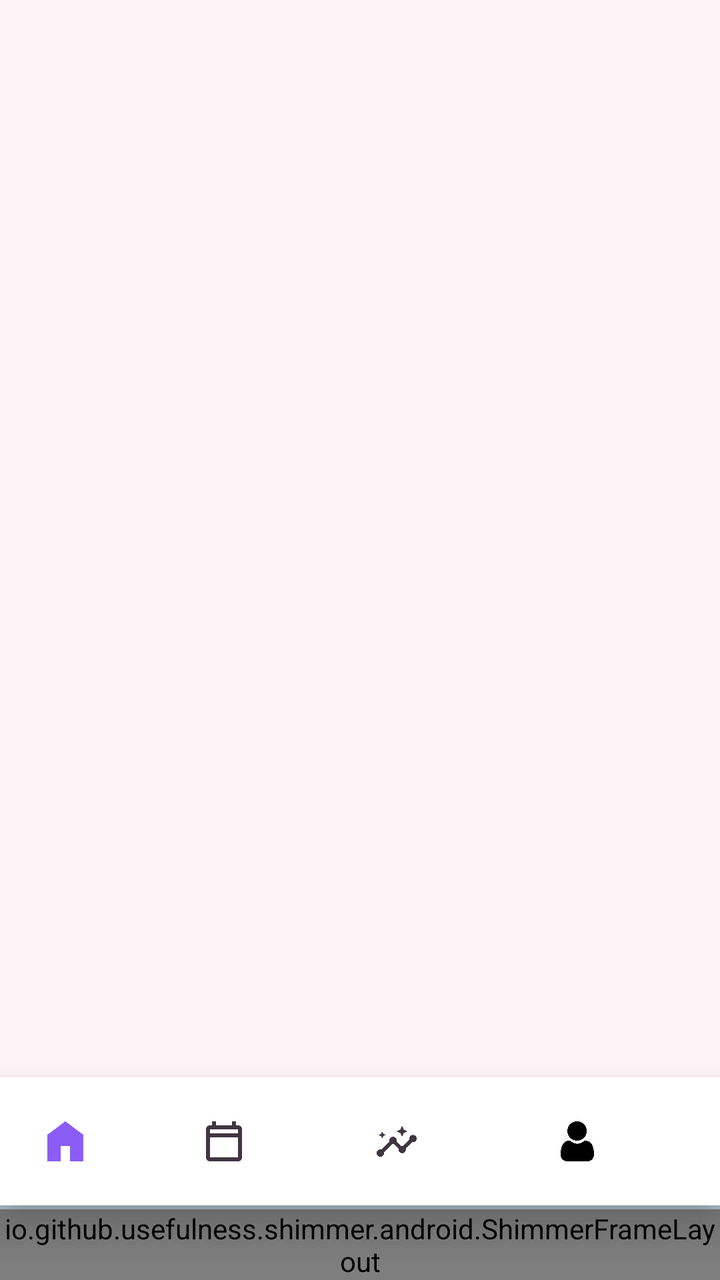
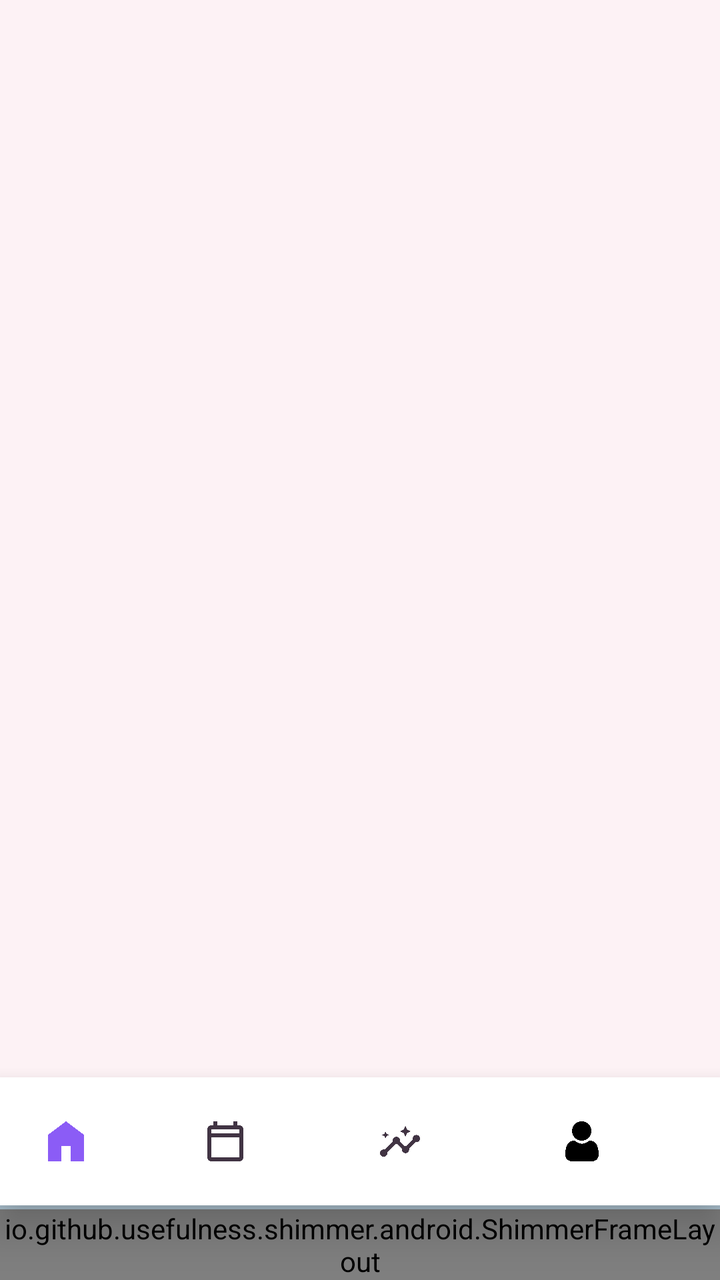

An Android layout rendered at two revisions. The XML below is the earlier revision; the diff shows what the commit changed to produce the second picture.
<!-- AndroidManifest.xml: application theme Theme.PeriodTracker -->
<!-- res/layout/activity_main.xml -->
<?xml version="1.0" encoding="utf-8"?>
<androidx.constraintlayout.widget.ConstraintLayout
    xmlns:android="http://schemas.android.com/apk/res/android"
    xmlns:app="http://schemas.android.com/apk/res-auto"
    android:id="@+id/mainRoot"
    android:layout_width="match_parent"
    android:layout_height="match_parent"
    android:background="@color/app_bg">

    <androidx.fragment.app.FragmentContainerView
        android:id="@+id/mainFragmentContainer"
        android:layout_width="match_parent"
        android:layout_height="0dp"
        app:layout_constraintTop_toTopOf="parent"
        app:layout_constraintBottom_toTopOf="@id/customBottomNav"
        app:layout_constraintStart_toStartOf="parent"
        app:layout_constraintEnd_toEndOf="parent" />

    <include
        android:id="@+id/customBottomNav"
        layout="@layout/custom_bottom_nav"
        android:layout_width="match_parent"
        android:layout_height="64dp"
        app:layout_constraintBottom_toTopOf="@id/smallAd"
        app:layout_constraintStart_toStartOf="parent"
        app:layout_constraintEnd_toEndOf="parent" />

    <include
        android:id="@+id/smallAd"
        layout="@layout/small_banner"
        android:layout_width="match_parent"
        android:layout_height="wrap_content"
        app:layout_constraintBottom_toBottomOf="parent"
        app:layout_constraintEnd_toEndOf="parent"
        app:layout_constraintStart_toStartOf="parent" />

</androidx.constraintlayout.widget.ConstraintLayout>
<!-- res/layout/custom_bottom_nav.xml (included above) -->
<?xml version="1.0" encoding="utf-8"?>
<LinearLayout
    xmlns:android="http://schemas.android.com/apk/res/android"
    android:layout_width="match_parent"
    android:layout_height="64dp"
    android:orientation="horizontal"
    android:background="@color/surface_card"
    android:elevation="12dp"
    android:paddingStart="8dp"
    android:paddingEnd="8dp"
    android:gravity="center_vertical">

    
    <LinearLayout
        android:id="@+id/navHome"
        android:layout_width="0dp"
        android:layout_height="44dp"
        android:layout_weight="1"
        android:orientation="horizontal"
        android:gravity="center"
        android:paddingStart="8dp"
        android:paddingEnd="8dp">

        <ImageView
            android:id="@+id/iconHome"
            android:layout_width="20dp"
            android:layout_height="20dp"
            android:src="@drawable/ic_nav_home"
            android:contentDescription="Home"
            android:layout_gravity="center_vertical" />

        <TextView
            android:id="@+id/labelHome"
            android:layout_width="wrap_content"
            android:layout_height="wrap_content"
            android:layout_marginStart="5dp"
            android:text="Home"
            android:textSize="12sp"
            android:textStyle="bold"
            android:maxLines="1"
            android:visibility="invisible"
            android:textColor="@android:color/white"
            android:layout_gravity="center_vertical" />
    </LinearLayout>

    
    <LinearLayout
        android:id="@+id/navCalendar"
        android:layout_width="0dp"
        android:layout_height="44dp"
        android:layout_weight="1"
        android:orientation="horizontal"
        android:gravity="center"
        android:paddingStart="8dp"
        android:paddingEnd="8dp">

        <ImageView
            android:id="@+id/iconCalendar"
            android:layout_width="20dp"
            android:layout_height="20dp"
            android:src="@drawable/ic_nav_calendar"
            android:contentDescription="Calendar"
            android:layout_gravity="center_vertical" />

        <TextView
            android:id="@+id/labelCalendar"
            android:layout_width="wrap_content"
            android:layout_height="wrap_content"
            android:layout_marginStart="5dp"
            android:text="Calendar"
            android:textSize="12sp"
            android:textStyle="bold"
            android:maxLines="1"
            android:visibility="invisible"
            android:textColor="@android:color/white"
            android:layout_gravity="center_vertical" />
    </LinearLayout>

    
    <LinearLayout
        android:id="@+id/navInsights"
        android:layout_width="0dp"
        android:layout_height="44dp"
        android:layout_weight="1"
        android:orientation="horizontal"
        android:gravity="center"
        android:paddingStart="8dp"
        android:paddingEnd="8dp">

        <ImageView
            android:id="@+id/iconInsights"
            android:layout_width="20dp"
            android:layout_height="20dp"
            android:src="@drawable/ic_nav_insights"
            android:contentDescription="Insights"
            android:layout_gravity="center_vertical" />

        <TextView
            android:id="@+id/labelInsights"
            android:layout_width="wrap_content"
            android:layout_height="wrap_content"
            android:layout_marginStart="5dp"
            android:text="Insights"
            android:textSize="12sp"
            android:textStyle="bold"
            android:maxLines="1"
            android:visibility="invisible"
            android:textColor="@android:color/white"
            android:layout_gravity="center_vertical" />
    </LinearLayout>

    
    <LinearLayout
        android:id="@+id/navProfile"
        android:layout_width="0dp"
        android:layout_height="44dp"
        android:layout_weight="1"
        android:orientation="horizontal"
        android:gravity="center"
        android:paddingStart="8dp"
        android:paddingEnd="8dp">

        <ImageView
            android:id="@+id/iconProfile"
            android:layout_width="20dp"
            android:layout_height="20dp"
            android:src="@drawable/ic_nav_profile"
            android:contentDescription="Profile"
            android:layout_gravity="center_vertical" />

        <TextView
            android:id="@+id/labelProfile"
            android:layout_width="wrap_content"
            android:layout_height="wrap_content"
            android:layout_marginStart="5dp"
            android:text="Profile"
            android:textSize="12sp"
            android:textStyle="bold"
            android:maxLines="1"
            android:visibility="invisible"
            android:textColor="@android:color/white"
            android:layout_gravity="center_vertical" />
    </LinearLayout>

</LinearLayout>
<!-- res/layout/small_banner.xml (included above) -->
<?xml version="1.0" encoding="utf-8"?>
<LinearLayout xmlns:android="http://schemas.android.com/apk/res/android"
    android:id="@+id/mainAdsView"
    android:layout_width="match_parent"
    android:layout_height="match_parent"
    android:orientation="vertical"
    android:gravity="center"
    android:background="#ADC3D1">

    <View
        android:layout_width="match_parent"
        android:layout_height="2dp" />

    <LinearLayout
        android:id="@+id/adContainer"
        android:layout_width="match_parent"
        android:layout_height="wrap_content"
        android:orientation="vertical"
        android:visibility="gone" />

    <io.github.usefulness.shimmer.android.ShimmerFrameLayout
        android:id="@+id/shimmerLayout"
        android:layout_width="match_parent"
        android:layout_height="wrap_content">

        <LinearLayout
            android:layout_width="match_parent"
            android:layout_height="wrap_content"
            android:orientation="horizontal"
            android:padding="16dp">

            <View
                android:layout_width="42dp"
                android:layout_height="42dp"
                android:background="@color/colorGrayNew" />

            <LinearLayout
                android:layout_width="match_parent"
                android:layout_height="wrap_content"
                android:orientation="vertical">

                <View
                    android:layout_width="252dp"
                    android:layout_height="14dp"
                    android:layout_marginLeft="8dp"
                    android:layout_marginStart="8dp"
                    android:background="@color/colorGrayNew" />

                <View
                    android:layout_width="222dp"
                    android:layout_height="14dp"
                    android:layout_marginLeft="8dp"
                    android:layout_marginStart="8dp"
                    android:layout_marginTop="4dp"
                    android:background="@color/colorGrayNew" />

            </LinearLayout>
        </LinearLayout>
    </io.github.usefulness.shimmer.android.ShimmerFrameLayout>

</LinearLayout>
<!-- resources referenced by this layout -->
<resources>
  <color name="app_bg">#FDF2F5</color>
  <color name="colorGrayNew">#6E6E6E</color>
  <color name="surface_card">#FFFFFF</color>
  <!-- drawable ic_nav_calendar: png bitmap (drawable, 4521 bytes) -->
  <!-- drawable ic_nav_home: png bitmap (drawable, 3966 bytes) -->
  <!-- drawable ic_nav_insights: png bitmap (drawable, 10047 bytes) -->
  <!-- drawable ic_nav_profile: png bitmap (drawable, 11096 bytes) -->
  <style name="Theme.PeriodTracker" parent="Base.Theme.PeriodTracker" />
  <style name="Base.Theme.PeriodTracker" parent="Theme.Material3.DayNight.NoActionBar">
          
          <item name="android:windowTranslucentStatus">false</item>
          <item name="android:windowTranslucentNavigation">false</item>
  
          
          <item name="android:windowBackground">@color/surface_bg</item>
          <item name="android:statusBarColor">@color/app_bg</item>
          <item name="android:navigationBarColor">@color/surface_card</item>
          <item name="android:windowLightStatusBar">@bool/light_system_bars</item>
          <item name="android:windowLightNavigationBar" tools:targetApi="27">@bool/light_system_bars</item>
      </style>
  <color name="surface_bg">#FBF5F8</color>
</resources>

<!-- the commit's change to res/layout/activity_main.xml (unified diff, before → after) -->
@@ -1,52 +1,47 @@
 <?xml version="1.0" encoding="utf-8"?>
-<androidx.constraintlayout.widget.ConstraintLayout
+<LinearLayout
     xmlns:android="http://schemas.android.com/apk/res/android"
-    xmlns:app="http://schemas.android.com/apk/res-auto"
     android:id="@+id/mainRoot"
     android:layout_width="match_parent"
     android:layout_height="match_parent"
+    android:orientation="vertical"
     android:background="@color/app_bg">
 
     <androidx.fragment.app.FragmentContainerView
         android:id="@+id/mainFragmentContainer"
         android:layout_width="match_parent"
         android:layout_height="0dp"
-        app:layout_constraintTop_toTopOf="parent"
-        app:layout_constraintBottom_toTopOf="@id/customBottomNav"
-        app:layout_constraintStart_toStartOf="parent"
-        app:layout_constraintEnd_toEndOf="parent" />
+        android:layout_weight="1" />
 
     <include
         android:id="@+id/customBottomNav"
         layout="@layout/custom_bottom_nav"
         android:layout_width="match_parent"
-        android:layout_height="64dp"
-        app:layout_constraintBottom_toTopOf="@id/smallAd"
-        app:layout_constraintStart_toStartOf="parent"
-        app:layout_constraintEnd_toEndOf="parent" />
+        android:layout_height="wrap_content" />
 
     <include
         android:id="@+id/smallAd"
         layout="@layout/small_banner"
         android:layout_width="match_parent"
-        android:layout_height="wrap_content"
-        app:layout_constraintBottom_toBottomOf="parent"
-        app:layout_constraintEnd_toEndOf="parent"
-        app:layout_constraintStart_toStartOf="parent" />
-
-</androidx.constraintlayout.widget.ConstraintLayout>
+        android:layout_height="wrap_content" />
+
+</LinearLayout>
 <!-- res/layout/custom_bottom_nav.xml (included above) -->
 <?xml version="1.0" encoding="utf-8"?>
 <LinearLayout
     xmlns:android="http://schemas.android.com/apk/res/android"
     android:layout_width="match_parent"
-    android:layout_height="64dp"
+    android:layout_height="wrap_content"
     android:orientation="horizontal"
     android:background="@color/surface_card"
+    android:padding="5dp"
     android:elevation="12dp"
     android:paddingStart="8dp"
-    android:paddingEnd="8dp"
-    android:gravity="center_vertical">
+
+    android:paddingTop="10dp"
+    android:paddingBottom="10dp"
+    android:gravity="center_vertical"
+    android:minHeight="64dp">
 
     
     <LinearLayout
@@ -186,7 +181,7 @@
 <LinearLayout xmlns:android="http://schemas.android.com/apk/res/android"
     android:id="@+id/mainAdsView"
     android:layout_width="match_parent"
-    android:layout_height="match_parent"
+    android:layout_height="wrap_content"
     android:orientation="vertical"
     android:gravity="center"
     android:background="#ADC3D1">
@@ -226,14 +221,12 @@
                 <View
                     android:layout_width="252dp"
                     android:layout_height="14dp"
-                    android:layout_marginLeft="8dp"
                     android:layout_marginStart="8dp"
                     android:background="@color/colorGrayNew" />
 
                 <View
                     android:layout_width="222dp"
                     android:layout_height="14dp"
-                    android:layout_marginLeft="8dp"
                     android:layout_marginStart="8dp"
                     android:layout_marginTop="4dp"
                     android:background="@color/colorGrayNew" />
